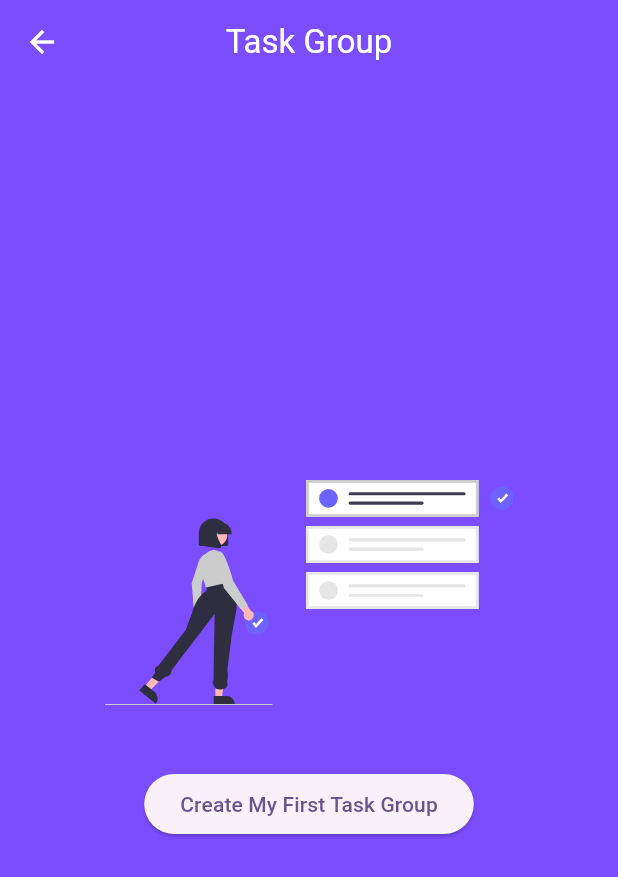
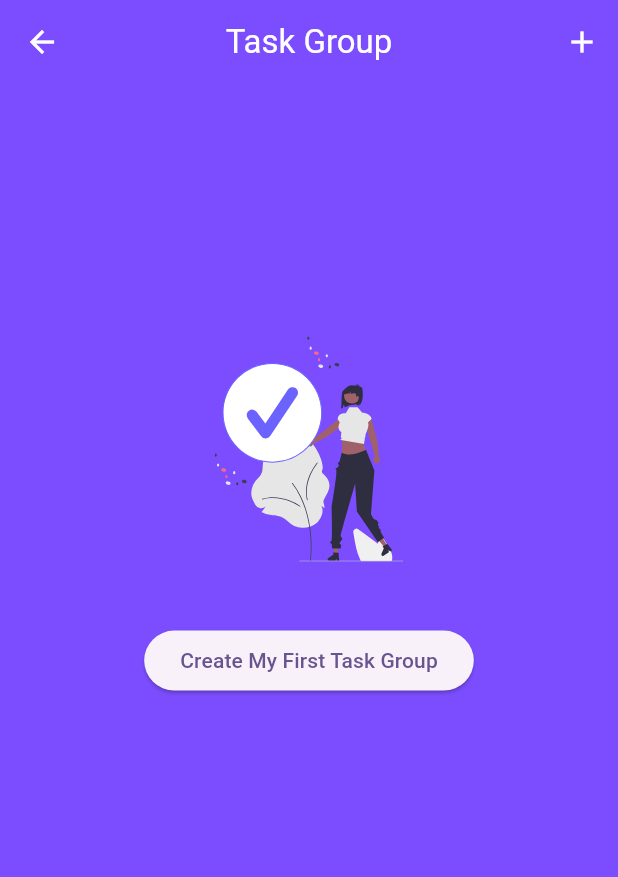
Before and after one commit to LeoLarangeira/Flutter-Study, a Flutter app: the screen it shows after launch, after a tap on "Start managing my tasks", on a phone screen of 412 x 824 dp. Shown: the top 877 px of the screen. Run offline on Flutter 3.47's test engine with Material 3 defaults, Android fonts, the phone set to English and light mode, and no system bars; our stand-ins replace flutter_mobx, flutter_svg, get_it, mobx, sqflite, sqflite_common_ffi; accounts and stored records are empty; generated files the repository leaves out were written again.

Commit message:
add tasks page and solve problems with android build

```diff
--- a/estudos/mobx_study/lib/controllers/task_groups_controller.dart
+++ b/estudos/mobx_study/lib/controllers/task_groups_controller.dart
@@ -11,7 +11,7 @@ class TaskGroupsController {
     List<Map<String, dynamic>> maps =
         await db.query('task_groups', orderBy: 'id ASC');
     return List.generate(maps.length, (index) {
-      return TaskGroup(maps[index]['id'], maps[index]['name']);
+      return TaskGroup(id: maps[index]['id'], name: maps[index]['name']);
     });
   }
 
--- a/estudos/mobx_study/lib/db/database_config.dart
+++ b/estudos/mobx_study/lib/db/database_config.dart
@@ -1,10 +1,10 @@
 import 'package:path/path.dart';
 import 'package:sqflite_common_ffi/sqflite_ffi.dart';
-import 'package:sqflite_common_ffi/windows/sqflite_ffi_setup.dart';
 
 class DatabaseConfig {
   //open database, and create database file
   Future<Database> getDatabase() async {
+    //sqfliteFfiInit();
     return openDatabase(
       join(await getDatabasesPath(), 'to_do_database_app.db'),
       onCreate: (db, version) async {
--- a/estudos/mobx_study/lib/main.dart
+++ b/estudos/mobx_study/lib/main.dart
@@ -1,12 +1,7 @@
 import 'package:flutter/material.dart';
 import 'package:mobx_study/models_screens/home_page.dart';
 
-//import 'package:mobx_study/screens/list_screen.dart';
-import 'package:sqflite_common_ffi/sqflite_ffi.dart';
-import 'package:sqflite_common_ffi/windows/sqflite_ffi_setup.dart';
-
 void main() {
-  databaseFactory = databaseFactoryFfi;
   runApp(const MyApp());
 }
 
--- a/estudos/mobx_study/lib/model/task_groups_model.dart
+++ b/estudos/mobx_study/lib/model/task_groups_model.dart
@@ -1,8 +1,8 @@
 class TaskGroup {
-  late final int id;
-  late final String name;
+  late final int? id;
+  late final String? name;
 
-  TaskGroup(this.id, this.name);
+  TaskGroup({this.id, this.name});
 
   Map<String, dynamic> toMap() {
     return {'id': id, 'name': name};
--- a/estudos/mobx_study/lib/screens/task_groups.dart
+++ b/estudos/mobx_study/lib/screens/task_groups.dart
@@ -2,6 +2,8 @@ import 'package:flutter/material.dart';
 import 'package:flutter_mobx/flutter_mobx.dart';
 import 'package:flutter_svg/flutter_svg.dart';
 import 'package:mobx_study/controllers/task_groups_page_controllers/task_groups_page_controller.dart';
+
+//TODO -> CHECK VALIDATOR
 
 class TaskGroupsPage extends StatefulWidget {
   const TaskGroupsPage({super.key});
@@ -30,16 +32,22 @@ class _TaskGroupsPageState extends State<TaskGroupsPage> {
         iconTheme: const IconThemeData(color: Colors.white),
         centerTitle: true,
         backgroundColor: Colors.transparent,
+        actions: [
+          IconButton(
+            onPressed: () => taskGroupPageController.createTaskGroup(context),
+            icon: const Icon(Icons.add),
+            color: Colors.white,
+          )
+        ],
       ),
       body: Observer(
         builder: (context) {
           print('Loading: ${taskGroupPageController.loading}');
-          print('Task Groups: ${taskGroupPageController.taskGroups.isEmpty}');
+          print('Task Groups: ${taskGroupPageController.taskGroups}');
 
           return !taskGroupPageController.loading
               ? taskGroupPageController.taskGroups.isEmpty
-                  ? Center(
-                      child: Container(
+                  ? Container(
                       width: MediaQuery.of(context).size.width,
                       height: MediaQuery.of(context).size.height * 0.7,
                       alignment: Alignment.center,
@@ -47,7 +55,7 @@ class _TaskGroupsPageState extends State<TaskGroupsPage> {
                         mainAxisSize: MainAxisSize.min,
                         children: [
                           SvgPicture.asset(
-                              'assets/illustrations/undraw_to_do_re_jaef.svg',
+                            'assets/illustrations/undraw_completing_re_i7ap.svg',
                             height: 150,
                           ),
                           const Padding(padding: EdgeInsets.only(top: 42)),
@@ -57,14 +65,35 @@ class _TaskGroupsPageState extends State<TaskGroupsPage> {
                               child: const Text('Create My First Task Group'))
                         ],
                       ),
-                      ),
                     )
                   : Container(
                       width: MediaQuery.of(context).size.width,
                       height: MediaQuery.of(context).size.height,
-                      alignment: Alignment.center,
-                      child: const Column(
-                        mainAxisSize: MainAxisSize.min,
+                      padding: const EdgeInsets.all(15),
+                      child: ListView.builder(
+                        primary: false,
+                        shrinkWrap: true,
+                        itemBuilder: (context, index) {
+                          return Card(
+                            elevation: 6,
+                            margin: const EdgeInsets.all(10),
+                            color: Colors.white,
+                            child: ListTile(
+                              onTap: () {},
+                              title: Text(
+                                taskGroupPageController.taskGroups[index].name!,
+                                style: const TextStyle(
+                                    color: Colors.deepPurpleAccent),
+                              ),
+                              trailing: IconButton(
+                                onPressed: () => {},
+                                icon: const Icon(Icons.keyboard_arrow_right),
+                                color: Colors.deepPurpleAccent,
+                              ),
+                            ),
+                          );
+                        },
+                        itemCount: taskGroupPageController.taskGroups.length,
                       ),
                     )
               : const Center(
```
Also changed, not shown: estudos/mobx_study/lib/controllers/task_groups_page_controllers/task_groups_page_controller.dart (+15 -3 lines), estudos/mobx_study/lib/screens/tasks/tasks.dart (added, +20 -0 lines), estudos/mobx_study/pubspec.lock. Lines whose indentation alone changed are shown as unchanged.
